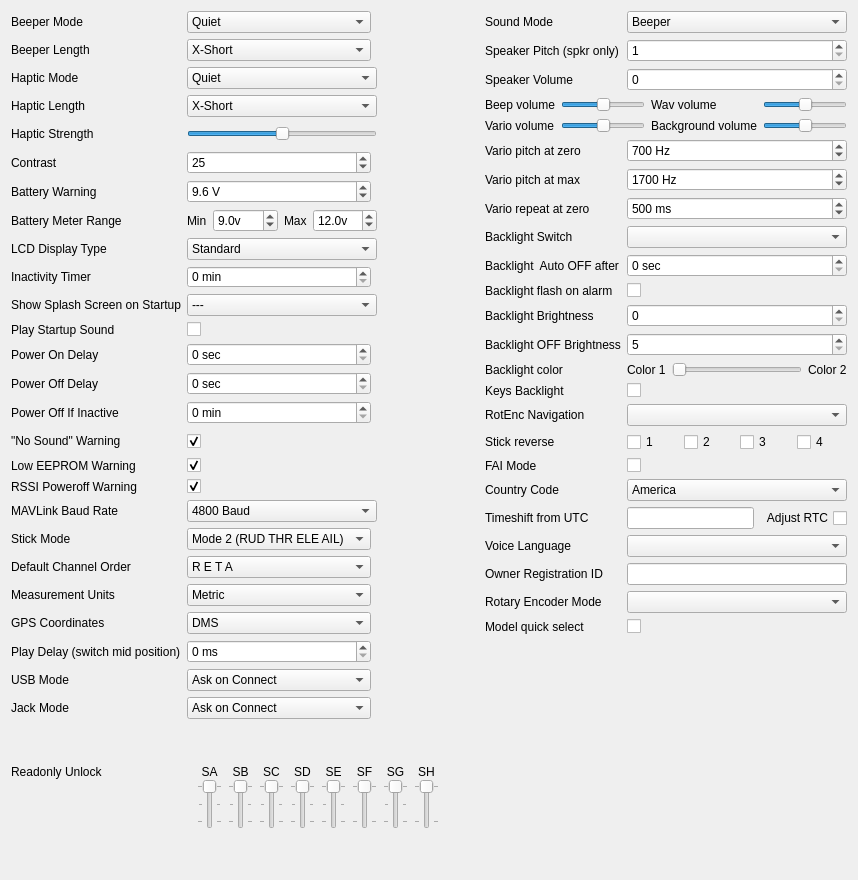
First picture: the form in companion/src/generaledit/generalsetup.ui, repository pault4r/edgetx, before the edit.
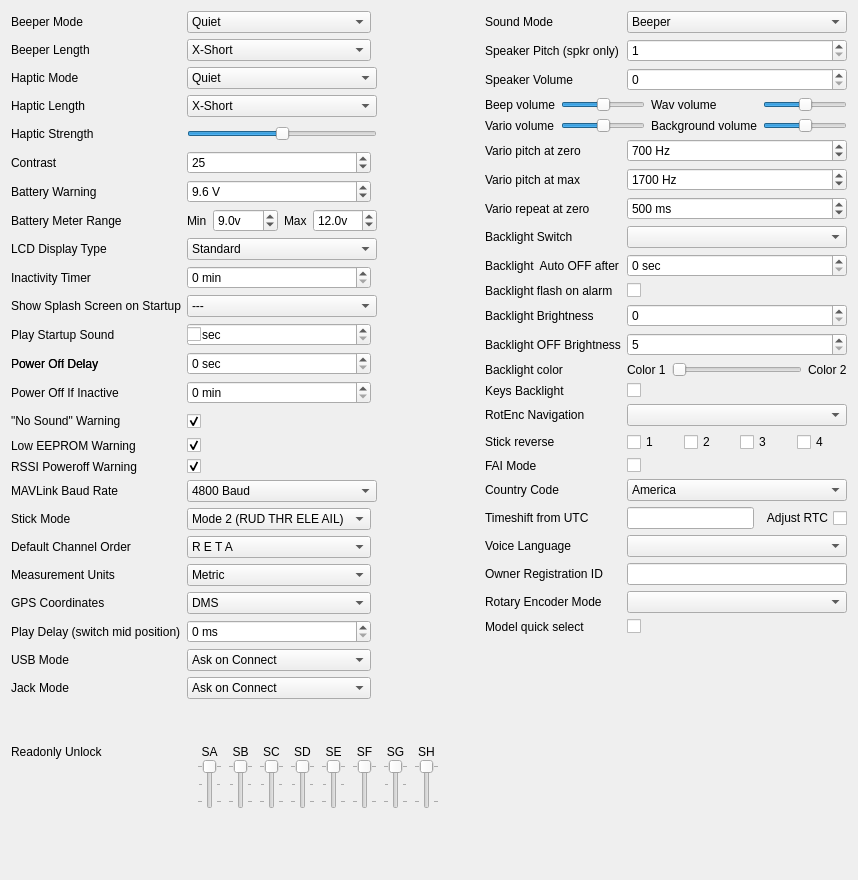
Second picture: the form after the edit. Custom widgets are drawn as their Qt base class.

What changed in the file:
```diff
--- a/companion/src/generaledit/generalsetup.ui
+++ b/companion/src/generaledit/generalsetup.ui
@@ -1689,14 +1689,14 @@
        </property>
       </widget>
      </item>
-     <item row="13" column="0">
+     <item row="12" column="0">
       <widget class="QLabel" name="pwrOffDelayLabel">
        <property name="text">
         <string>Power Off Delay</string>
        </property>
       </widget>
      </item>
-     <item row="12" column="1">
+     <item row="11" column="1">
       <widget class="QSpinBox" name="pwrOnDelay">
        <property name="suffix">
         <string> sec</string>
@@ -1706,7 +1706,7 @@
        </property>
       </widget>
      </item>
-     <item row="13" column="1">
+     <item row="12" column="1">
       <widget class="QSpinBox" name="pwrOffDelay">
        <property name="suffix">
         <string> sec</string>
```
